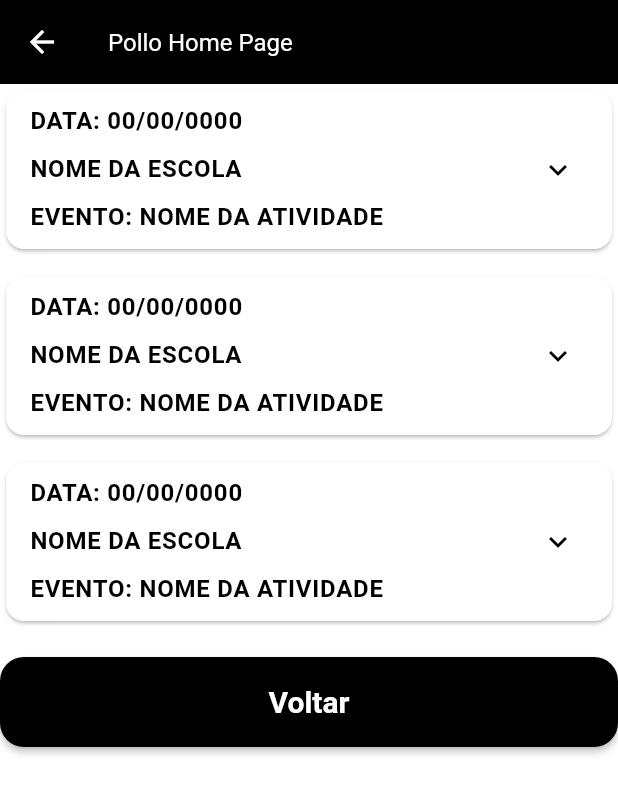
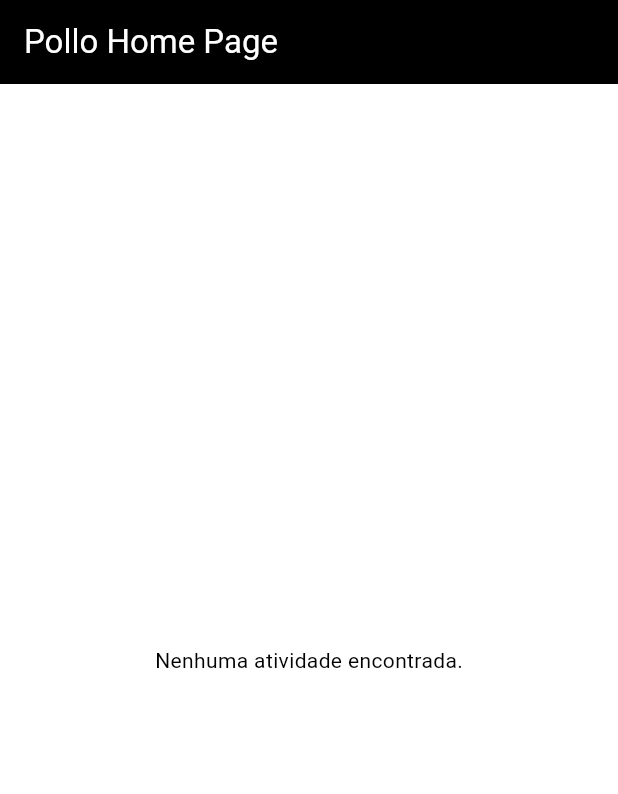
Before and after one commit to waldirdev01/atividade_extracurricular, a Flutter app: the PolloHomePage screen opened directly, on a phone screen of 412 x 824 dp. Shown: the top 794 px of the screen. Run offline on Flutter 3.47's test engine with Material 3 defaults, Android fonts, the light colour scheme and no system bars; our stand-ins replace cloud_firestore, firebase_auth, firebase_core; accounts and stored records are empty.

Commit message:
pollo home page

```diff
--- a/lib/app/app_widget.dart
+++ b/lib/app/app_widget.dart
@@ -2,6 +2,7 @@ import 'package:controle_atividade_extracurricular/app/modules/admin/home/home_p
 import 'package:controle_atividade_extracurricular/app/modules/auth/register/register_page.dart';
 import 'package:controle_atividade_extracurricular/app/modules/pollo/pollo_home_page.dart';
 import 'package:controle_atividade_extracurricular/app/modules/splash/splash_page.dart';
+import 'package:controle_atividade_extracurricular/app/provider/atividade_extracurricular_provider.dart';
 import 'package:controle_atividade_extracurricular/app/widgets/atividade_extracurricular_form.dart';
 import 'package:flutter/material.dart';
 import 'package:provider/provider.dart';
@@ -16,12 +17,14 @@ class AppWidget extends StatelessWidget {
     return MultiProvider(
         providers: [
           ChangeNotifierProvider(create: (_) => AppUserProvider()),
+          ChangeNotifierProvider(
+              create: (_) => AtividadeExtracurricularProvider()),
         ],
         child: MaterialApp(
           locale: const Locale('pt', 'BR'),
           theme: customTheme,
           debugShowCheckedModeBanner: false,
-          home: AtividadeExtracurricularForm(),
+          home: PolloHomePage(),
           title: 'Controle de Atividades Extracurriculares',
         ));
   }
--- a/lib/app/modules/pollo/pollo_home_page.dart
+++ b/lib/app/modules/pollo/pollo_home_page.dart
@@ -1,43 +1,50 @@
+import 'package:controle_atividade_extracurricular/app/models/atividade_extracurricular.dart';
+import 'package:controle_atividade_extracurricular/app/provider/atividade_extracurricular_provider.dart';
 import 'package:controle_atividade_extracurricular/app/widgets/atividade_extracurricular_card.dart';
+import 'package:controle_atividade_extracurricular/app/widgets/atividade_extracurricular_form.dart';
 import 'package:flutter/material.dart';
+import 'package:provider/provider.dart';
 
 class PolloHomePage extends StatelessWidget {
   const PolloHomePage({super.key});
 
   @override
   Widget build(BuildContext context) {
+    final atividadeProvider =
+        Provider.of<AtividadeExtracurricularProvider>(context, listen: false);
+
     return Scaffold(
       appBar: AppBar(
-        title: const Text('Pollo Home Page',
-            style: TextStyle(color: Colors.white, fontSize: 16),
-            textAlign: TextAlign.center),
+        title: const Text('Pollo Home Page'),
       ),
-      body: Center(
-        child: ListView(
-          children: [
-            AtividadeExtracurricularCard(),
-            const SizedBox(
-              height: 10,
+      body: FutureBuilder<List<AtividadeExtracurricular>>(
+        future: atividadeProvider.getAtividades(),
+        builder: (context, snapshot) {
+          if (snapshot.connectionState == ConnectionState.waiting) {
+            return const Center(child: CircularProgressIndicator());
+          }
+
+          if (snapshot.error != null) {
+            return const Center(child: Text('Ocorreu um erro.'));
+          }
+
+          if (!snapshot.hasData || snapshot.data!.isEmpty) {
+            return const Center(child: Text('Nenhuma atividade encontrada.'));
+          }
+
+          List<AtividadeExtracurricular> _atividades = snapshot.data!;
+
+          return Padding(
+            padding: const EdgeInsets.all(12),
+            child: ListView.builder(
+              itemCount: _atividades.length,
+              itemBuilder: (context, index) {
+                return AtividadeExtracurricularCard(
+                    atividade: _atividades[index]);
+              },
             ),
-            AtividadeExtracurricularCard(),
-            const SizedBox(
-              height: 10,
-            ),
-            AtividadeExtracurricularCard(),
-            const SizedBox(
-              height: 20,
-            ),
-            ElevatedButton(
-              onPressed: () {
-                Navigator.of(context).pop();
-              },
-              child: const Text(
-                'Voltar',
-                style: TextStyle(fontSize: 20, color: Colors.white),
-              ),
-            ),
-          ],
-        ),
+          );
+        },
       ),
     );
   }
--- a/lib/app/provider/atividade_extracurricular_provider.dart
+++ b/lib/app/provider/atividade_extracurricular_provider.dart
@@ -6,10 +6,6 @@ class AtividadeExtracurricularProvider extends ChangeNotifier {
   List<AtividadeExtracurricular> atividades = [];
   final FirebaseFirestore _db = FirebaseFirestore.instance;
   late CollectionReference atividadesRef;
-
-  AtividadeExtracurricularProvider() {
-    atividadesRef = _db.collection('atividades');
-  }
 
   Future<void> addAtividade(AtividadeExtracurricular atividade) async {
     atividadesRef = _db.collection('atividades');
--- a/lib/app/widgets/atividade_extracurricular_card.dart
+++ b/lib/app/widgets/atividade_extracurricular_card.dart
@@ -1,95 +1,106 @@
+import 'package:controle_atividade_extracurricular/app/models/atividade_extracurricular.dart';
 import 'package:flutter/material.dart';
+import 'package:intl/intl.dart';
 
 class AtividadeExtracurricularCard extends StatelessWidget {
-  const AtividadeExtracurricularCard({super.key});
+  final AtividadeExtracurricular atividade;
+  const AtividadeExtracurricularCard({super.key, required this.atividade});
 
   @override
   Widget build(BuildContext context) {
-    return const Card(
+    return Card(
       child: ExpansionTile(
         title: Column(
           crossAxisAlignment: CrossAxisAlignment.start,
           children: [
             Text(
-              'DATA: 00/00/0000',
-              style: TextStyle(fontSize: 16, fontWeight: FontWeight.bold),
+              'DATA: ${DateFormat('dd/MM/yyyy').format(atividade.data)}',
+              style: const TextStyle(fontSize: 16, fontWeight: FontWeight.bold),
             ),
-            SizedBox(
+            const SizedBox(
               height: 8,
             ),
             Text(
-              'NOME DA ESCOLA',
-              style: TextStyle(fontSize: 16, fontWeight: FontWeight.bold),
+              'NOME DA ESCOLA: ${atividade.nomeEscola}',
+              style: const TextStyle(fontSize: 16, fontWeight: FontWeight.bold),
             ),
-            SizedBox(
+            const SizedBox(
               height: 8,
             ),
             Text(
-              'EVENTO: NOME DA ATIVIDADE',
-              style: TextStyle(fontSize: 16, fontWeight: FontWeight.bold),
+              'EVENTO: ${atividade.nomeAtividade}',
+              style: const TextStyle(fontSize: 16, fontWeight: FontWeight.bold),
             ),
           ],
         ),
         children: [
           Padding(
-            padding: EdgeInsets.all(14.0),
+            padding: const EdgeInsets.all(14.0),
             child: Align(
               alignment: Alignment.bottomLeft,
               child: Column(
                 crossAxisAlignment: CrossAxisAlignment.start,
                 children: [
                   Text(
-                    'LOCAL: NOME DO LOCAL',
-                    style: TextStyle(fontSize: 16, fontWeight: FontWeight.bold),
+                    'LOCAL: ${atividade.local}',
+                    style: const TextStyle(
+                        fontSize: 16, fontWeight: FontWeight.bold),
                   ),
-                  SizedBox(
+                  const SizedBox(
                     height: 8,
                   ),
                   Text(
-                    'TURNO: MANHÃ',
-                    style: TextStyle(fontSize: 16, fontWeight: FontWeight.bold),
+                    'TURNO: ${atividade.turno}',
+                    style: const TextStyle(
+                        fontSize: 16, fontWeight: FontWeight.bold),
                   ),
-                  SizedBox(
+                  const SizedBox(
                     height: 8,
                   ),
                   Text(
-                    'HORÁRIO: 00:00',
-                    style: TextStyle(fontSize: 16, fontWeight: FontWeight.bold),
+                    'HORÁRIO: ${atividade.horario}',
+                    style: const TextStyle(
+                        fontSize: 16, fontWeight: FontWeight.bold),
                   ),
-                  SizedBox(
+                  const SizedBox(
                     height: 8,
                   ),
                   Text(
-                    'TOTAL DE ÔNIBUS: 00',
-                    style: TextStyle(fontSize: 16, fontWeight: FontWeight.bold),
+                    'TOTAL DE ÔNIBUS: ${atividade.totalOnibus}',
+                    style: const TextStyle(
+                        fontSize: 16, fontWeight: FontWeight.bold),
                   ),
-                  SizedBox(
+                  const SizedBox(
                     height: 8,
                   ),
                   Text(
-                    'TOTAL DE ALUNOS: 00',
-                    style: TextStyle(fontSize: 16, fontWeight: FontWeight.bold),
+                    'TOTAL DE ALUNOS: ${atividade.totalAlunos}',
+                    style: const TextStyle(
+                        fontSize: 16, fontWeight: FontWeight.bold),
                   ),
-                  SizedBox(
+                  const SizedBox(
                     height: 8,
                   ),
                   Text(
-                    'TOTAL DE PROFESSORES: 00',
-                    style: TextStyle(fontSize: 16, fontWeight: FontWeight.bold),
+                    'TOTAL DE PROFESSORES: ${atividade.totalProfessores}',
+                    style: const TextStyle(
+                        fontSize: 16, fontWeight: FontWeight.bold),
                   ),
-                  SizedBox(
+                  const SizedBox(
                     height: 8,
                   ),
                   Text(
-                    'PERCURSO TOTAL POR ÔNIBUS: 00 KM (IDA) + 00 KM (VOLTA) = 00 KM (TOTAL)',
-                    style: TextStyle(fontSize: 16, fontWeight: FontWeight.bold),
+                    'PERCURSO TOTAL POR ÔNIBUS: ${atividade.percursoTotal} km (ida e volta).',
+                    style: const TextStyle(
+                        fontSize: 16, fontWeight: FontWeight.bold),
                   ),
-                  SizedBox(
+                  const SizedBox(
                     height: 8,
                   ),
                   Text(
-                    'STATUS: 00000000',
-                    style: TextStyle(fontSize: 16, fontWeight: FontWeight.bold),
+                    'STATUS: ${atividade.status}',
+                    style: const TextStyle(
+                        fontSize: 16, fontWeight: FontWeight.bold),
                     textAlign: TextAlign.center,
                   ),
                 ],
```
Also changed, not shown: lib/app/widgets/atividade_extracurricular_form.dart (+13 -1 lines).
